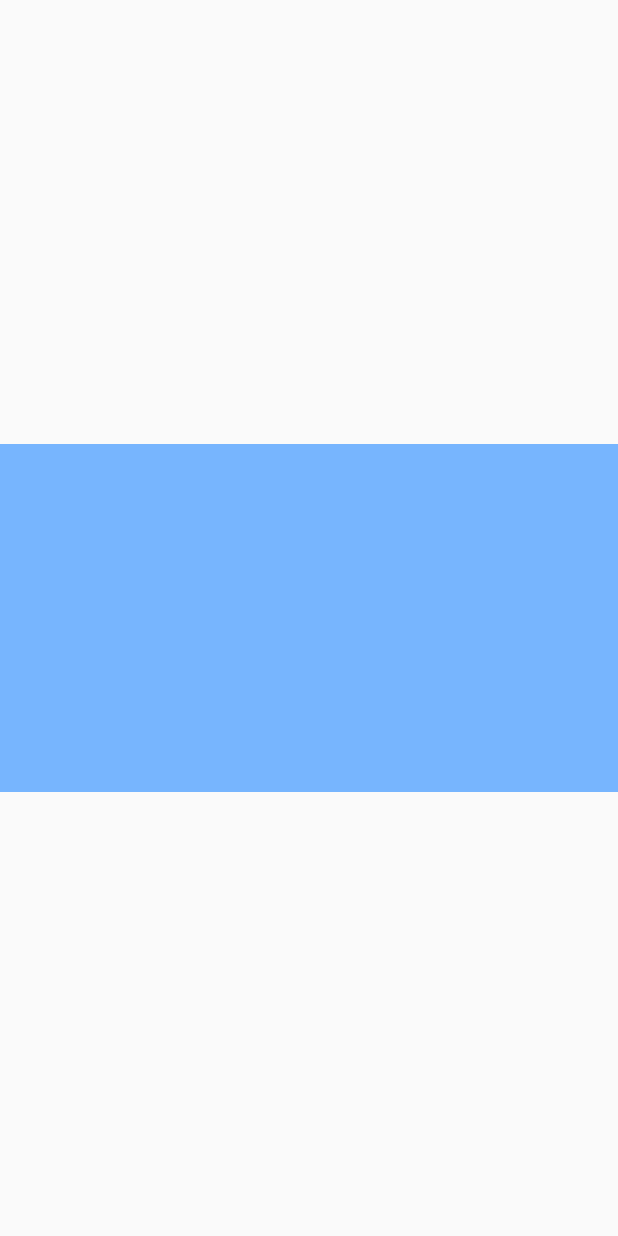
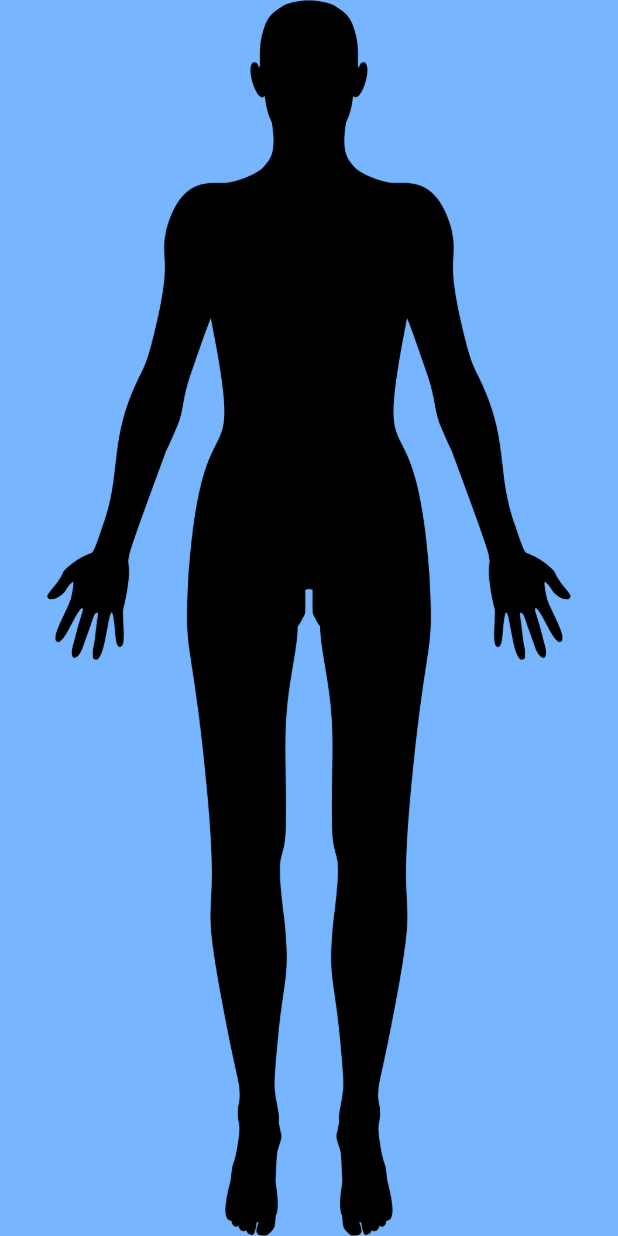
Before and after one commit to jackhoptz/coalvtlive, a Flutter app: the GamePage screen opened directly, on a phone screen of 412 x 824 dp. Run offline on Flutter 3.47's test engine with Material 2 defaults, Android fonts, the phone set to English and light mode, and no system bars.

Commit message:
All basic folder struct and img done, ready to start

```diff
--- a/lib/pages/scenarios/game_page.dart
+++ b/lib/pages/scenarios/game_page.dart
@@ -14,27 +14,27 @@ class _GamePageState extends State<GamePage> {
       body: Container(
         decoration: const BoxDecoration(
           image: DecorationImage(
+            fit: BoxFit.cover,
             image: AssetImage(
               'assets/img/default_background.jpeg',
             ),
           ),
         ),
+        child: Stack(
+          children: [
+            //Character Layer
+            const Center(
+              child: Image(
+                image: AssetImage(
+                  'assets/img/default_char.png',
+                ),
+              ),
+            ),
+            //UI Layer
+            Container(),
+          ],
+        ),
       ),
-
-      // Center(
-      //   child: Column(
-      //     mainAxisAlignment: MainAxisAlignment.center,
-      //     children: <Widget>[
-      //       const Text(
-      //         'GamePage',
-      //       ),
-      //       Text(
-      //         'Nothing here yet',
-      //         style: Theme.of(context).textTheme.headline4,
-      //       ),
-      //     ],
-      //   ),
-      // ),
     );
   }
 }
```
